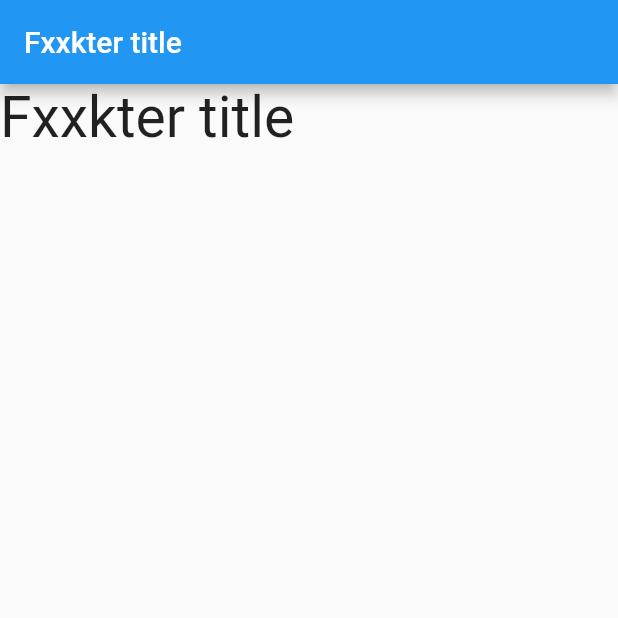
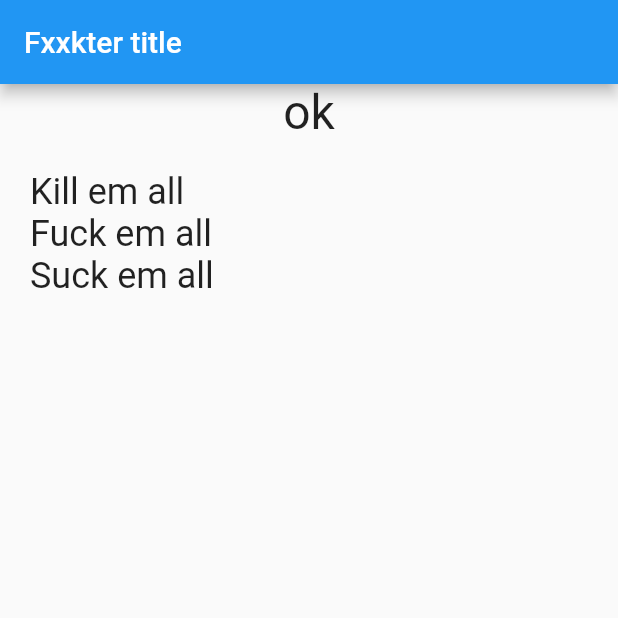
Before and after one commit to shtakai/udonfluttre, a Flutter app: the screen it shows after launch, on a phone screen of 412 x 824 dp, the top half of it. Run offline on Flutter 3.47's test engine with Material 2 defaults, Android fonts, the phone set to English and light mode, and no system bars.

Commit message:
Add listview

```diff
--- a/lib/main.dart
+++ b/lib/main.dart
@@ -8,7 +8,7 @@ class MyApp extends StatelessWidget {
   @override
   Widget build(BuildContext context) {
     return new MaterialApp(
-        title: 'fuck kill destroy',
+        title: 'fuck kill destroy app',
         home: new MyHomePage(
           title: this.title,
         ));
@@ -25,15 +25,47 @@ class MyHomePage extends StatefulWidget {
 }
 
 class _MyHomePageState extends State<MyHomePage> {
+  String _message = '';
+
+  @override
+  void initState() {
+    _message = 'ok';
+    super.initState();
+  }
+
   @override
   Widget build(BuildContext context) {
     return Scaffold(
       appBar: AppBar(
         title: Text(widget.title),
       ),
-      body: Text(
-        widget.title,
-        style: TextStyle(fontSize: 38.0),
+      body: Column(
+        children: <Widget>[
+          Text(
+            _message,
+            style: TextStyle(
+              fontSize: 32.0,
+            ),
+          ),
+          ListView(
+            shrinkWrap: true,
+            padding: const EdgeInsets.all(20.0),
+            children: <Widget>[
+              Text(
+                'Kill em all',
+                style: TextStyle(fontSize: 24.0),
+              ),
+              Text(
+                'Fuck em all',
+                style: TextStyle(fontSize: 24.0),
+              ),
+              Text(
+                'Suck em all',
+                style: TextStyle(fontSize: 24.0),
+              ),
+            ],
+          )
+        ],
       ),
     );
   }
```
